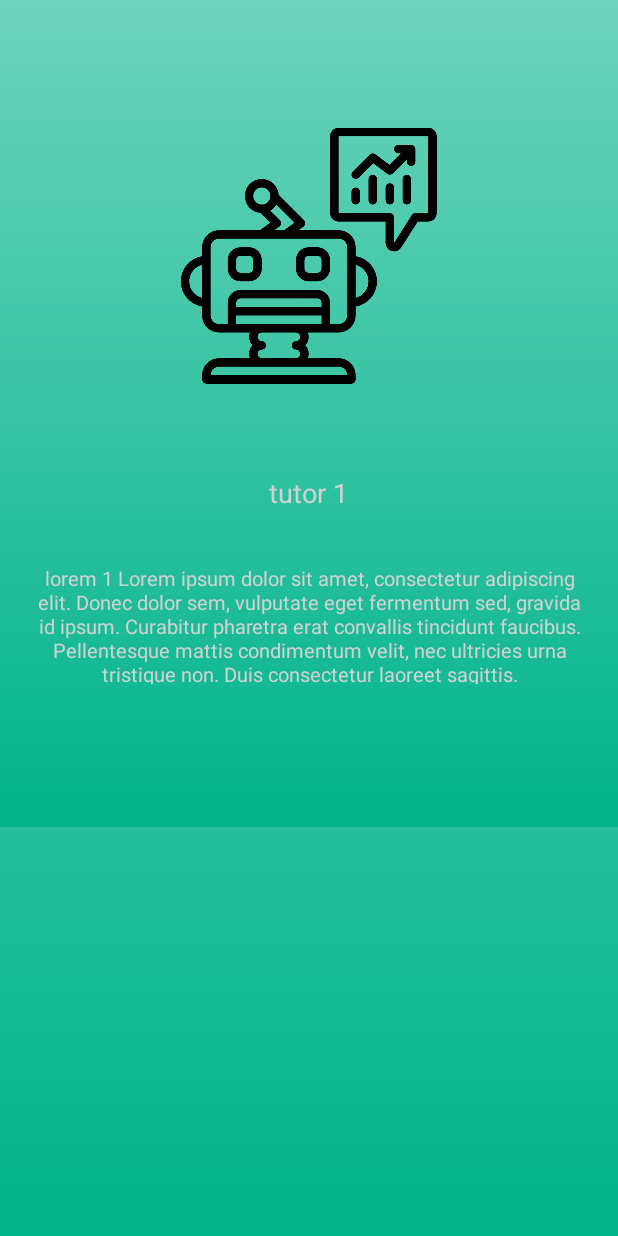
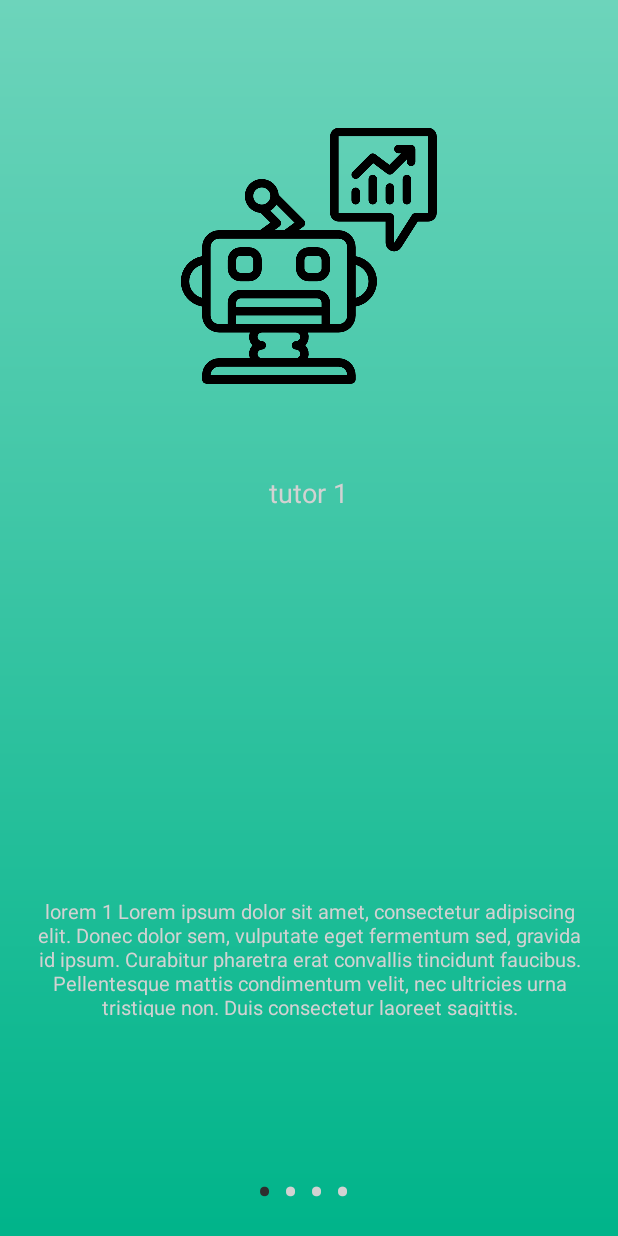
Before and after one commit to Gerotha/SamsungApp, an Android app: the screen it shows after launch (TutorialActivity), on a phone screen of 412 x 824 dp. Run offline under Robolectric (Android 15) with nearby library versions, the phone set to English and light mode, and no system bars.

Commit message:
implemented walkthrough dots

```diff
--- a/app/build.gradle
+++ b/app/build.gradle
@@ -26,6 +26,7 @@ dependencies {
     testImplementation 'junit:junit:4.12'
     androidTestImplementation 'com.android.support.test:runner:1.0.2'
     androidTestImplementation 'com.android.support.test.espresso:espresso-core:3.0.2'
+    implementation 'com.android.support:design:26.1.0'
 }
 
 apply plugin: 'com.google.gms.google-services'
--- a/app/src/main/java/com/insightvalley/samsungapp/SliderAdapter.java
+++ b/app/src/main/java/com/insightvalley/samsungapp/SliderAdapter.java
@@ -5,6 +5,7 @@ import android.support.v4.view.PagerAdapter;
 import android.view.LayoutInflater;
 import android.view.View;
 import android.view.ViewGroup;
+import android.widget.Button;
 import android.widget.ImageView;
 import android.widget.RelativeLayout;
 import android.widget.TextView;
@@ -54,6 +55,7 @@ public class SliderAdapter extends PagerAdapter{
         layoutInflater = (LayoutInflater) context.getSystemService(context.LAYOUT_INFLATER_SERVICE);
         View view = layoutInflater.inflate(R.layout.slide_layout, container, false);
 
+
         ImageView slideImageView = (ImageView) view.findViewById(R.id.slide_image);
         TextView slideHeader = (TextView) view.findViewById(R.id.slide_header);
         TextView slideDescription = (TextView) view.findViewById(R.id.slide_desc);
--- a/app/src/main/java/com/insightvalley/samsungapp/TutorialActivity.java
+++ b/app/src/main/java/com/insightvalley/samsungapp/TutorialActivity.java
@@ -1,15 +1,20 @@
 package com.insightvalley.samsungapp;
 
+import android.graphics.Typeface;
 import android.support.v4.view.ViewPager;
 import android.support.v7.app.AppCompatActivity;
 import android.os.Bundle;
+import android.text.Html;
 import android.widget.LinearLayout;
+import android.widget.TextClock;
+import android.widget.TextView;
 
 public class TutorialActivity extends AppCompatActivity {
 
     private ViewPager mSlideViewPager;
     private LinearLayout mDotsLayout;
 
+    private TextView[] mDots;
     private SliderAdapter sliderAdapter;
 
     @Override
@@ -26,5 +31,42 @@ public class TutorialActivity extends AppCompatActivity {
 
         mSlideViewPager.setAdapter(sliderAdapter);
 
+        addDotsIndicator(0);
+
+        mSlideViewPager.addOnPageChangeListener(viewListener);
     }
+
+    public void addDotsIndicator(int position) {
+        mDots = new TextView[4];
+        mDotsLayout.removeAllViews();
+
+        for(int i = 0; i < mDots.length; i++) {
+
+            mDots[i] = new TextView(this);
+            mDots[i].setText(Html.fromHtml("&#8226") + " ");
+            mDots[i].setTextSize(30);
+            mDots[i].setTextColor(getResources().getColor(R.color.dotDisable));
+
+            mDotsLayout.addView(mDots[i]);
+        }
+
+        if(mDots.length > 0) {
+            mDots[position].setTextColor(getResources().getColor(R.color.dotEnable));
+        }
+    }
+
+    ViewPager.OnPageChangeListener viewListener = new ViewPager.OnPageChangeListener() {
+        @Override
+        public void onPageScrolled(int i, float v, int i1) {
+        }
+
+        @Override
+        public void onPageSelected(int i) {
+            addDotsIndicator(i);
+        }
+
+        @Override
+        public void onPageScrollStateChanged(int i) {
+        }
+    };
 }
--- a/app/src/main/res/layout/activity_tutorial.xml
+++ b/app/src/main/res/layout/activity_tutorial.xml
@@ -10,7 +10,8 @@
     <android.support.v4.view.ViewPager
         android:id="@+id/slideViewPager"
         android:layout_width="match_parent"
-        android:layout_height="551dp">
+        android:layout_height="wrap_content"
+        android:layout_above="@+id/dotsLayout">
 
     </android.support.v4.view.ViewPager>
 
@@ -19,8 +20,10 @@
         android:layout_width="wrap_content"
         android:layout_height="wrap_content"
         android:layout_alignParentBottom="true"
-        android:layout_centerHorizontal="true"
+        android:layout_alignParentRight="false"
+        android:layout_centerHorizontal="false"
+        android:layout_centerInParent="true"
         android:orientation="horizontal"
-        android:padding="20dp"></LinearLayout>
+        android:layout_marginBottom="10dp"></LinearLayout>
 
 </RelativeLayout>
--- a/app/src/main/res/layout/slide_layout.xml
+++ b/app/src/main/res/layout/slide_layout.xml
@@ -1,10 +1,7 @@
 <?xml version="1.0" encoding="utf-8"?>
 <RelativeLayout xmlns:android="http://schemas.android.com/apk/res/android"
-    xmlns:app="http://schemas.android.com/apk/res-auto"
-    xmlns:tools="http://schemas.android.com/tools"
     android:layout_width="match_parent"
-    android:layout_height="match_parent"
-    android:background="@drawable/gradient">
+    android:layout_height="match_parent">
 
     <ImageView
         android:id="@+id/slide_image"
@@ -22,8 +19,8 @@
         android:layout_below="@+id/slide_image"
         android:layout_centerHorizontal="true"
         android:layout_marginTop="60dp"
+        android:text="HEADER"
         android:textColor="@color/dotDisable"
-        android:text="HEADER"
         android:textSize="18sp" />
 
     <TextView
@@ -32,9 +29,10 @@
         android:layout_height="120dp"
         android:layout_alignParentBottom="true"
         android:layout_marginBottom="75dp"
-        android:textSize="13sp"
-        android:textColor="@color/dotDisable"
         android:gravity="center"
         android:padding="20dp"
-        android:text="Lorem ipsum dolor sit amet, consectetur adipiscing elit. Donec dolor sem, vulputate eget fermentum sed, gravida id ipsum. Curabitur pharetra erat convallis tincidunt faucibus. Pellentesque mattis condimentum velit, nec ultricies urna tristique non. Duis consectetur laoreet sagittis."/>
+        android:text="Lorem ipsum dolor sit amet, consectetur adipiscing elit. Donec dolor sem, vulputate eget fermentum sed, gravida id ipsum. Curabitur pharetra erat convallis tincidunt faucibus. Pellentesque mattis condimentum velit, nec ultricies urna tristique non. Duis consectetur laoreet sagittis."
+        android:textColor="@color/dotDisable"
+        android:textSize="13sp" />
+
 </RelativeLayout>
```
